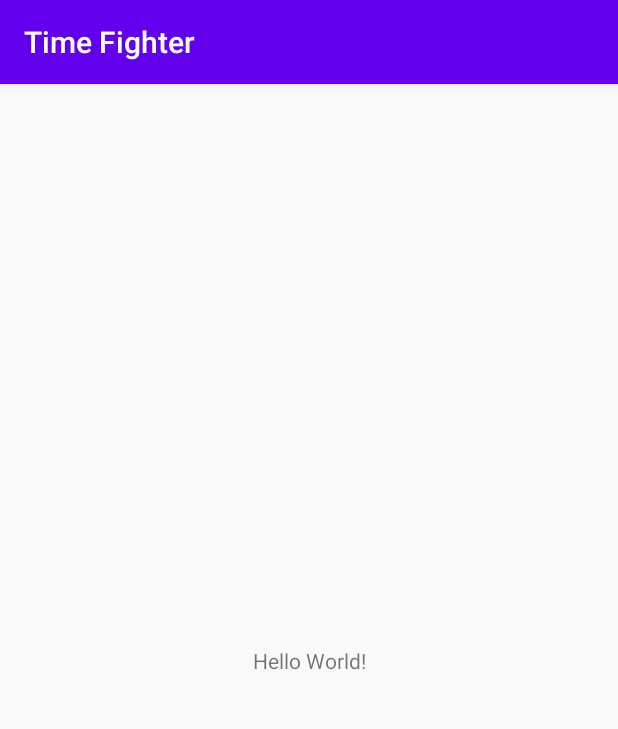
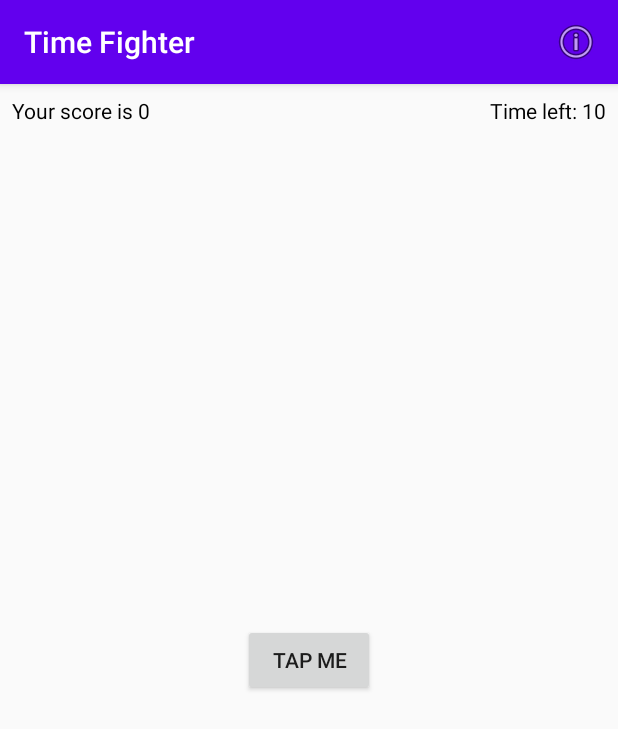
Before and after one commit to aflahtaqiu/time-fighter, an Android app: the screen it shows after launch (MainActivity), on a phone screen of 412 x 824 dp. Shown: the top 729 px of the screen. Run offline under Robolectric (Android 15) with nearby library versions, the phone set to English and light mode, and no system bars.

```diff
--- a/app/src/main/java/id/aflah/timefighter/MainActivity.kt
+++ b/app/src/main/java/id/aflah/timefighter/MainActivity.kt
@@ -4,11 +4,135 @@ package id.aflah.timefighter
 
 import androidx.appcompat.app.AppCompatActivity
 import android.os.Bundle
+import android.os.CountDownTimer
+import android.util.Log
+import android.view.Menu
+import android.view.MenuItem
+import android.widget.Toast
+import androidx.appcompat.app.AlertDialog
+import kotlinx.android.synthetic.main.activity_main.*
 
 class MainActivity : AppCompatActivity() {
+
+    private var score = 0
+
+    private var isGameStarted = false
+
+    private lateinit var countDownTimer: CountDownTimer
+
+    private val initCountDownTime = 10_000L
+    private val countDownInterval = 1_000L
+    private var timeLeft = 10_000L
+
+    companion object {
+        private val SCORE_KEY = "SCORE"
+        private val TIME_LEFT_KEY = "TIME_LEFT"
+    }
 
     override fun onCreate(savedInstanceState: Bundle?) {
         super.onCreate(savedInstanceState)
         setContentView(R.layout.activity_main)
+
+        btnTapMe.setOnClickListener {
+            incrementScore()
+        }
+
+        tvGameScore.text = "Your score: $score"
+
+        if (savedInstanceState != null) {
+            score = savedInstanceState.getInt(SCORE_KEY)
+            timeLeft = savedInstanceState.getLong(TIME_LEFT_KEY)
+            restoreGame()
+        } else {
+            resetGame()
+        }
+    }
+
+    override fun onSaveInstanceState(outState: Bundle) {
+        super.onSaveInstanceState(outState)
+
+        outState.putInt(SCORE_KEY, score)
+        outState.putLong(TIME_LEFT_KEY, timeLeft)
+        countDownTimer.cancel()
+    }
+
+    private fun incrementScore () {
+        if (!isGameStarted) {
+            countDownTimer.start()
+            isGameStarted = true
+        }
+
+        score++
+
+        val yourNewScore = "Your New Score is $score"
+        tvGameScore.text = yourNewScore
+    }
+
+    private fun endedGame () {
+        Toast.makeText(this, "Time is up, your score is $score", Toast.LENGTH_SHORT).show()
+        resetGame()
+    }
+
+    private fun resetGame() {
+        score = 0
+        tvGameScore.text = "Your score is $score"
+
+        val initTimeLeft = initCountDownTime / 1000
+        tvTimeLeft.text = "Time left: $initTimeLeft"
+
+        countDownTimer = object : CountDownTimer(initCountDownTime, countDownInterval) {
+            override fun onFinish() {
+                endedGame()
+            }
+
+            override fun onTick(p0: Long) {
+                timeLeft = p0
+                val timeleft = p0 / 1000
+                tvTimeLeft.text = "Time left: $timeleft"
+            }
+        }
+
+        isGameStarted = false
+    }
+
+    private fun restoreGame () {
+        tvGameScore.text = "Your score: $score"
+
+        val restoredTime = timeLeft / 1000
+        tvTimeLeft.text = "Time left: $restoredTime"
+
+        countDownTimer = object : CountDownTimer(initCountDownTime, countDownInterval) {
+            override fun onFinish() {
+                endedGame()
+            }
+
+            override fun onTick(p0: Long) {
+                timeLeft = p0
+                val timeleft = p0 / 1000
+                tvTimeLeft.text = "Time left: $timeleft"
+            }
+        }
+    }
+
+    override fun onCreateOptionsMenu(menu: Menu?): Boolean {
+        super.onCreateOptionsMenu(menu)
+        menuInflater.inflate(R.menu.actionbar_menu, menu)
+        return true
+    }
+
+    override fun onOptionsItemSelected(item: MenuItem): Boolean {
+        super.onOptionsItemSelected(item)
+        if (item.itemId == R.id.menu_info) {
+            showInfoMessage("Time Fighter App", "Created by Aflahtaqiu")
+        }
+        return true
+    }
+
+    private fun showInfoMessage (title:String, message:String) {
+        val builder = AlertDialog.Builder(this)
+
+        builder.setTitle(title)
+        builder.setMessage(message)
+        builder.create().show()
     }
 }
--- a/app/src/main/res/layout/activity_main.xml
+++ b/app/src/main/res/layout/activity_main.xml
@@ -6,13 +6,37 @@
     android:layout_height="match_parent"
     tools:context=".MainActivity">
 
-    <TextView
+    <Button
+        android:id="@+id/btnTapMe"
         android:layout_width="wrap_content"
         android:layout_height="wrap_content"
-        android:text="Hello World!"
+        android:text="Tap Me"
         app:layout_constraintBottom_toBottomOf="parent"
-        app:layout_constraintLeft_toLeftOf="parent"
-        app:layout_constraintRight_toRightOf="parent"
+        app:layout_constraintEnd_toEndOf="parent"
+        app:layout_constraintStart_toStartOf="parent"
         app:layout_constraintTop_toTopOf="parent" />
 
+    <TextView
+        android:id="@+id/tvGameScore"
+        android:layout_width="wrap_content"
+        android:layout_height="wrap_content"
+        android:layout_marginStart="8dp"
+        android:layout_marginLeft="8dp"
+        android:layout_marginTop="8dp"
+        android:text="Your Score: %1$d"
+        android:textColor="@android:color/black"
+        app:layout_constraintStart_toStartOf="parent"
+        app:layout_constraintTop_toTopOf="parent" />
+
+    <TextView
+        android:id="@+id/tvTimeLeft"
+        android:layout_width="wrap_content"
+        android:layout_height="wrap_content"
+        android:layout_marginTop="8dp"
+        android:layout_marginEnd="8dp"
+        android:layout_marginRight="8dp"
+        android:text="Time Left: %1$d"
+        android:textColor="@android:color/black"
+        app:layout_constraintEnd_toEndOf="parent"
+        app:layout_constraintTop_toTopOf="parent" />
 </androidx.constraintlayout.widget.ConstraintLayout>
--- /dev/null
+++ b/app/src/main/res/menu/actionbar_menu.xml
@@ -0,0 +1,11 @@
+<?xml version="1.0" encoding="utf-8"?>
+<menu xmlns:app="http://schemas.android.com/apk/res-auto"
+    xmlns:tools="http://schemas.android.com/tools"
+    xmlns:android="http://schemas.android.com/apk/res/android">
+
+    <item
+        android:id="@+id/menu_info"
+        android:icon="@android:drawable/ic_menu_info_details"
+        android:title="Info"
+        app:showAsAction="always" />
+</menu>
```
